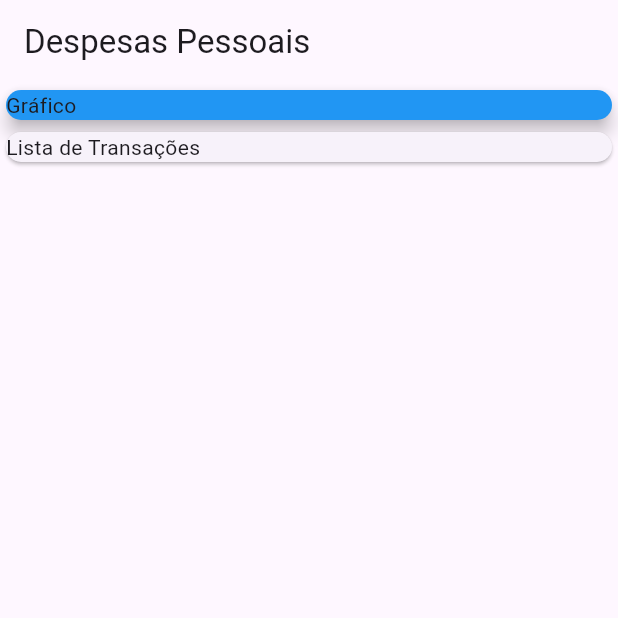
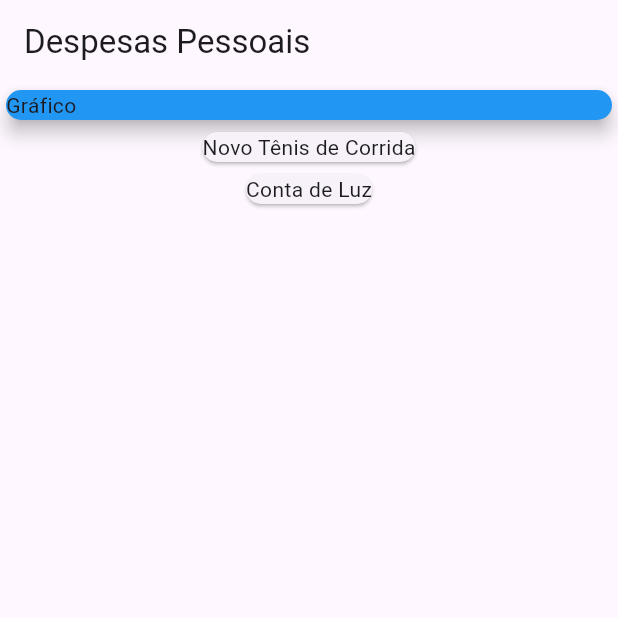
Before and after one commit to jSantini/curso_flutter, a Flutter app: the screen it shows after launch, on a phone screen of 412 x 824 dp, the top half of it. Run offline on Flutter 3.47's test engine with Material 3 defaults, Android fonts, the phone set to English and light mode, and no system bars.

Commit message:
Cards Widgets to transaction list

```diff
--- a/modulo_3/expenses/lib/main.dart
+++ b/modulo_3/expenses/lib/main.dart
@@ -37,7 +37,7 @@ class MyHomePage extends StatelessWidget {
       body: Column(
         mainAxisAlignment: MainAxisAlignment.start,
         crossAxisAlignment: CrossAxisAlignment.stretch,
-        children: [
+        children: <Widget>[
           Container(
             child: Card(
               elevation: 5,
@@ -45,7 +45,11 @@ class MyHomePage extends StatelessWidget {
               child: Text('Gráfico'),
             ),
           ),
-          Card(child: Text('Lista de Transações')),
+          Column(
+            children: _transactions.map((tr) {
+              return Card(child: Text(tr.title));
+            }).toList(),
+          ),
         ],
       ),
     );
```
